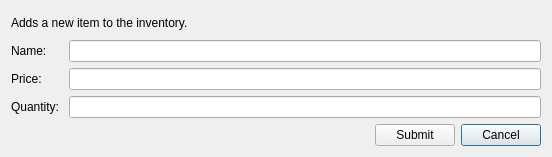
Above: BulkClub/addinvpopup.ui from josharaedwards/CS1C-Project-2 before the change. Below: the same form after it.
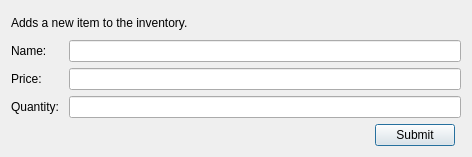
That is the form after the change.

The edit to the form file:
```diff
--- a/BulkClub/addinvpopup.ui
+++ b/BulkClub/addinvpopup.ui
@@ -30,13 +30,6 @@
      </property>
     </spacer>
    </item>
-   <item row="4" column="3">
-    <widget class="QPushButton" name="buttonCancel">
-     <property name="text">
-      <string>Cancel</string>
-     </property>
-    </widget>
-   </item>
    <item row="4" column="2">
     <widget class="QPushButton" name="buttonSubmit">
      <property name="text">
```
